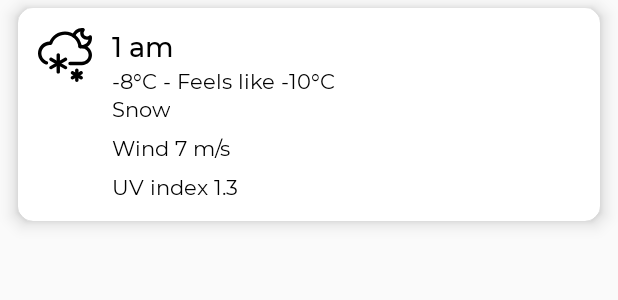
After one commit to denbondd/JustWeather, an Android app: the layout hourly_rvitem.xml on its own in the app's theme, with its tools: preview values and no code run, on a phone screen of 412 x 824 dp. The commit adds this screen. Shown: the top 300 px of the screen. Run offline under Robolectric (Android 15) with nearby library versions, the phone set to English and light mode, and no system bars.

Commit message:
start making hourly fragment

```diff
--- a/app/build.gradle
+++ b/app/build.gradle
@@ -47,6 +47,8 @@ dependencies {
     implementation 'androidx.constraintlayout:constraintlayout:1.1.3'
     implementation 'androidx.lifecycle:lifecycle-extensions:2.2.0'
     implementation 'androidx.legacy:legacy-support-v4:1.0.0'
+    implementation 'androidx.lifecycle:lifecycle-livedata-ktx:2.2.0'
+    implementation 'androidx.lifecycle:lifecycle-viewmodel-ktx:2.2.0'
     testImplementation 'junit:junit:4.13'
     implementation 'com.google.android.material:material:1.1.0'
     implementation "androidx.core:core-ktx:1.3.0"
--- a/app/src/main/java/com/denbondd/justweather/models/currentweatherowm/Wind.java
+++ b/app/src/main/java/com/denbondd/justweather/models/currentweatherowm/Wind.java
@@ -6,12 +6,12 @@ import com.google.gson.annotations.SerializedName;
 public class Wind {
     @SerializedName("speed")
     @Expose
-    private Integer speed;
+    private Double speed;
     @SerializedName("deg")
     @Expose
     private Integer deg;
 
-    public Integer getSpeed() {
+    public Double getSpeed() {
         return speed;
     }
 
--- a/app/src/main/java/com/denbondd/justweather/ui/fragments/main/MainViewModel.java
+++ b/app/src/main/java/com/denbondd/justweather/ui/fragments/main/MainViewModel.java
@@ -3,6 +3,7 @@ package com.denbondd.justweather.ui.fragments.main;
 import android.Manifest;
 import android.content.pm.PackageManager;
 import android.graphics.drawable.Drawable;
+import android.util.Log;
 import android.widget.Toast;
 
 import androidx.core.app.ActivityCompat;
--- /dev/null
+++ b/app/src/main/res/layout/hourly_rvitem.xml
@@ -0,0 +1,108 @@
+<?xml version="1.0" encoding="utf-8"?>
+<layout xmlns:android="http://schemas.android.com/apk/res/android"
+    xmlns:app="http://schemas.android.com/apk/res-auto"
+    xmlns:tools="http://schemas.android.com/tools">
+
+    <data>
+
+        <variable
+            name="hourly"
+            type="com.denbondd.justweather.models.onecallowm.Hourly" />
+
+        <import
+            alias="timeExt"
+            type="com.denbondd.justweather.util.TimeExtensions" />
+
+    </data>
+
+    <androidx.cardview.widget.CardView
+        android:layout_width="match_parent"
+        android:layout_height="wrap_content"
+        android:layout_marginStart="12dp"
+        android:layout_marginTop="5dp"
+        android:layout_marginEnd="12dp"
+        android:layout_marginBottom="5dp"
+        app:cardCornerRadius="10dp"
+        app:cardElevation="7dp">
+
+        <androidx.constraintlayout.widget.ConstraintLayout
+            android:layout_width="match_parent"
+            android:layout_height="match_parent">
+
+            <ImageView
+                android:id="@+id/imageView2"
+                android:layout_width="36dp"
+                android:layout_height="36dp"
+                android:layout_marginStart="13dp"
+                android:layout_marginTop="13dp"
+                android:contentDescription="@string/itemico"
+                app:layout_constraintStart_toStartOf="parent"
+                app:layout_constraintTop_toTopOf="parent"
+                tools:srcCompat="@drawable/ic_weather11n" />
+
+            <TextView
+                android:id="@+id/tvTime"
+                style="@style/txtMedium.18sp"
+                android:layout_width="wrap_content"
+                android:layout_height="wrap_content"
+                android:layout_marginStart="13dp"
+                android:layout_marginTop="13dp"
+                android:textColor="@android:color/black"
+                android:text="@{timeExt.getHours(hourly.dt)}"
+                app:layout_constraintStart_toEndOf="@+id/imageView2"
+                app:layout_constraintTop_toTopOf="parent"
+                tools:text="1 am" />
+
+            <TextView
+                android:id="@+id/tvTemp"
+                style="@style/txtRegular.14sp"
+                android:layout_width="wrap_content"
+                android:layout_height="wrap_content"
+                android:layout_marginTop="1dp"
+                android:textColor="@android:color/black"
+                android:text="@{hourly.temp.toString() + @string/celsiusSign + @string/feels_like + hourly.feelsLike.toString() + @string/celsiusSign}"
+                app:layout_constraintStart_toStartOf="@+id/tvTime"
+                app:layout_constraintTop_toBottomOf="@+id/tvTime"
+                tools:text="-8°C - Feels like -10°C" />
+
+            <TextView
+                android:id="@+id/tvWeather"
+                style="@style/txtRegular.14sp"
+                android:layout_width="wrap_content"
+                android:layout_height="wrap_content"
+                android:text="@{hourly.weather.get(0).main}"
+                android:textColor="@android:color/black"
+                app:layout_constraintStart_toStartOf="@+id/tvTemp"
+                app:layout_constraintTop_toBottomOf="@+id/tvTemp"
+                tools:text="Snow" />
+
+            <TextView
+                android:id="@+id/tvWind"
+                style="@style/txtRegular.14sp"
+                android:layout_width="wrap_content"
+                android:layout_height="wrap_content"
+                android:layout_marginTop="7dp"
+                android:textColor="@android:color/black"
+                app:layout_constraintStart_toStartOf="@+id/tvWeather"
+                app:layout_constraintTop_toBottomOf="@+id/tvWeather"
+                android:text="@{@string/wind + hourly.windSpeed + @string/m_per_sec}"
+                tools:text="Wind 7 m/s" />
+
+            <TextView
+                android:id="@+id/tvHumidity"
+                style="@style/txtRegular.14sp"
+                android:layout_width="wrap_content"
+                android:layout_height="wrap_content"
+                android:layout_marginTop="7dp"
+                android:layout_marginBottom="13dp"
+                android:textColor="@android:color/black"
+                app:layout_constraintBottom_toBottomOf="parent"
+                app:layout_constraintStart_toStartOf="@+id/tvWind"
+                app:layout_constraintTop_toBottomOf="@+id/tvWind"
+                android:text="@{@string/humidity + hourly.humidity}"
+                tools:text="UV index 1.3" />
+        </androidx.constraintlayout.widget.ConstraintLayout>
+
+    </androidx.cardview.widget.CardView>
+
+</layout>
--- a/app/src/main/res/values/strings.xml
+++ b/app/src/main/res/values/strings.xml
@@ -22,4 +22,5 @@
     <string name="h_pa">hPa</string>
     <string name="cloudiness">Cloudiness</string>
     <string name="uv_index">UV index</string>
+    <string name="hourly">Hourly</string>
 </resources>
--- a/app/src/main/res/values/styles.xml
+++ b/app/src/main/res/values/styles.xml
@@ -47,6 +47,10 @@
         <item name="android:textSize">13sp</item>
     </style>
 
+    <style name="txtRegular.14sp">
+        <item name="android:textSize">14sp</item>
+    </style>
+
     <style name="txtRegular.21sp">
         <item name="android:textSize">21sp</item>
     </style>
@@ -58,4 +62,22 @@
     <style name="txtMedium.32sp">
         <item name="android:textSize">32sp</item>
     </style>
+
+    <style name="txtMedium.18sp">
+        <item name="android:textSize">18sp</item>
+    </style>
+
+    <style name="FilledButtonWithArrow">
+        <item name="android:background">@drawable/btn_filled</item>
+        <item name="fontFamily">@font/montserrat_regular</item>
+        <item name="android:textSize">18sp</item>
+        <item name="textAllCaps">false</item>
+        <item name="android:gravity">start|center_vertical</item>
+        <item name="android:paddingStart">19dp</item>
+        <item name="android:paddingEnd">20dp</item>
+        <item name="android:paddingTop">18dp</item>
+        <item name="android:paddingBottom">18dp</item>
+        <item name="android:drawableEnd">@drawable/ic_arrow_right</item>
+    </style>
+
 </resources>
```
Also changed, not shown: app/src/main/java/com/denbondd/justweather/models/onecallowm/Hourly.java (+128 -1 lines), app/src/main/java/com/denbondd/justweather/ui/adapters/HourlyRVAdapter.java (added, +39 -0 lines), app/src/main/java/com/denbondd/justweather/ui/adapters/HourlyRVViewHolder.java (added, +22 -0 lines), app/src/main/java/com/denbondd/justweather/ui/fragments/hourly/HourlyFragment.java (added, +62 -0 lines), app/src/main/java/com/denbondd/justweather/ui/fragments/hourly/HourlyViewModel.java (added, +7 -0 lines), app/src/main/java/com/denbondd/justweather/ui/fragments/main/MainFragment.java (+25 -4 lines), app/src/main/java/com/denbondd/justweather/util/TimeExtensions.java (+14 -0 lines), app/src/main/res/drawable/btn_filled.xml (added, +9 -0 lines), app/src/main/res/drawable/ic_arrow_right.xml (added, +10 -0 lines), app/src/main/res/layout/hourly_fragment.xml (added, +40 -0 lines), app/src/main/res/layout/main_fragment.xml (+13 -1 lines).
